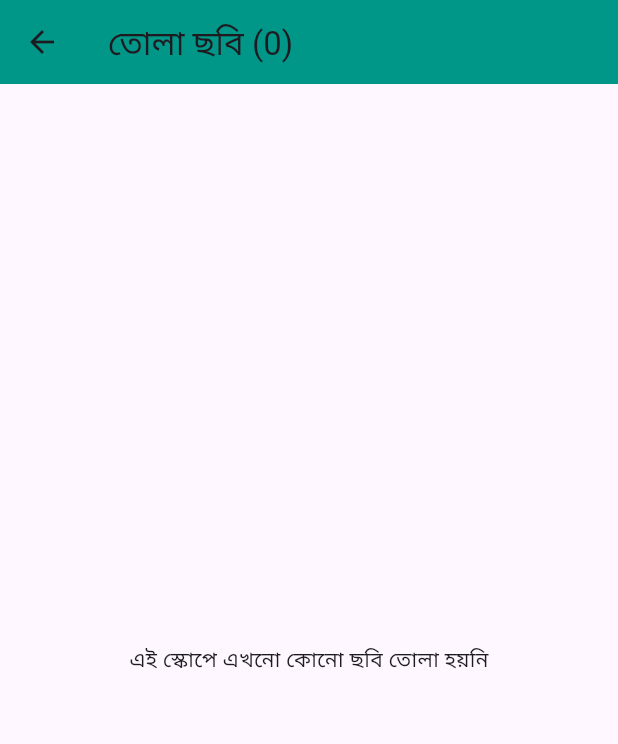
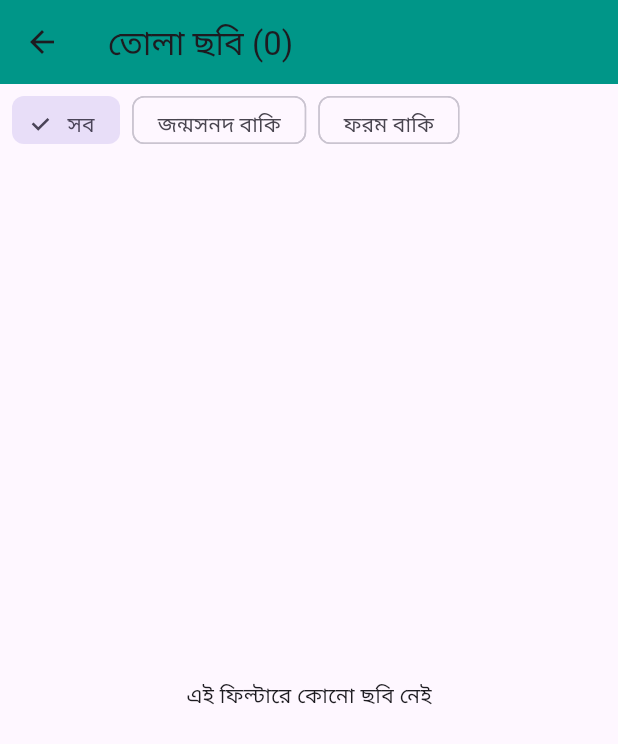
Before and after one commit to zahidmursed/murshed, a Flutter app: the GalleryScreen screen opened directly, on a phone screen of 412 x 824 dp. Shown: the top 744 px of the screen. Run offline on Flutter 3.47's test engine with Material 3 defaults, Android fonts, the phone set to English and light mode, and no system bars; our stand-ins replace camera, csv, file_picker, pdf, shared_preferences, sqflite; missing offline and left inert: android_intent_plus, excel; accounts and stored records are empty.

Commit message:
Phase 8: Export v2 — doc-aware ZIP, status CSV v2, merged PDF, gallery filter (v1.9.0+14)
ZIP v2: per-student folders with all docs (PHOTO/BIRTH/FORM) + _reports/missing.csv + summary.txt (streaming encoder). Status CSV v2: per-student Photo/Birth/Form yes/no + MissingCount. exportStudentMergedPdf: one A4 page per doc, PDF docs get note page; Dashboard Merged PDF button -> share sheet. Gallery grid: missing-type filter chips (birth/form pending). analyze: 0; tests: 24/24; APK v1.9.0 built.

```diff
--- a/lib/screens/gallery_screen.dart
+++ b/lib/screens/gallery_screen.dart
@@ -3,13 +3,33 @@ import 'dart:io';
 import 'package:flutter/material.dart';
 import 'package:provider/provider.dart';
 
+import '../models/document.dart';
 import '../providers/student_provider.dart';
 import 'image_viewer_screen.dart';
 
-/// Phase 5A: শুধু তোলা ছবির গ্যালারি গ্রিড — দ্রুত ভেরিফিকেশন।
+/// Phase 5A/8: তোলা ছবির গ্যালারি গ্রিড — missing-type ফিল্টার সহ।
 /// মূল লিস্টের বর্তমান ফিল্টার (ক্লাস/ফরিক) মেনে চলে।
-class GalleryScreen extends StatelessWidget {
+class GalleryScreen extends StatefulWidget {
   const GalleryScreen({super.key});
+
+  @override
+  State<GalleryScreen> createState() => _GalleryScreenState();
+}
+
+class _GalleryScreenState extends State<GalleryScreen> {
+  DocType? _missingFilter; // null = সব
+
+  Widget _chip(DocType? value, String label) {
+    final selected = _missingFilter == value;
+    return Padding(
+      padding: const EdgeInsets.only(right: 8),
+      child: FilterChip(
+        selected: selected,
+        label: Text(label),
+        onSelected: (_) => setState(() => _missingFilter = value),
+      ),
+    );
+  }
 
   @override
   Widget build(BuildContext context) {
@@ -25,27 +45,49 @@ class GalleryScreen extends StatelessWidget {
           final captured = provider.students
               .where((s) => s.isCaptured == 1 && s.imagePath != null)
               .toList();
-          if (captured.isEmpty) {
-            return const Center(
-              child: Text('এই স্কোপে এখনো কোনো ছবি তোলা হয়নি'),
-            );
-          }
-          return GridView.builder(
+          final shown = _missingFilter == null
+              ? captured
+              : captured
+                  .where((s) => !provider.withDocs(s).hasDoc(_missingFilter!))
+                  .toList();
+          return Column(
+            children: [
+              SizedBox(
+                height: 48,
+                child: ListView(
+                  scrollDirection: Axis.horizontal,
                   padding: const EdgeInsets.all(8),
-            gridDelegate: const SliverGridDelegateWithFixedCrossAxisCount(
+                  children: [
+                    _chip(null, 'সব'),
+                    _chip(DocType.BIRTH, 'জন্মসনদ বাকি'),
+                    _chip(DocType.FORM, 'ফরম বাকি'),
+                  ],
+                ),
+              ),
+              Expanded(
+                child: shown.isEmpty
+                    ? const Center(
+                        child: Text('এই ফিল্টারে কোনো ছবি নেই'),
+                      )
+                    : GridView.builder(
+                        padding: const EdgeInsets.all(8),
+                        gridDelegate:
+                            const SliverGridDelegateWithFixedCrossAxisCount(
                           crossAxisCount: 3,
                           mainAxisSpacing: 6,
                           crossAxisSpacing: 6,
                           childAspectRatio: 0.72,
                         ),
-            itemCount: captured.length,
+                        itemCount: shown.length,
                         itemBuilder: (context, i) {
-              final s = captured[i];
+                          final s = shown[i];
+                          final missingLabel = _missingFilter?.label;
                           return InkWell(
                             onTap: () => Navigator.push(
                               context,
                               MaterialPageRoute(
-                      builder: (_) => ImageViewerScreen(student: s)),
+                                  builder: (_) =>
+                                      ImageViewerScreen(student: s)),
                             ),
                             child: Column(
                               children: [
@@ -56,11 +98,12 @@ class GalleryScreen extends StatelessWidget {
                                       File(s.imagePath!),
                                       fit: BoxFit.cover,
                                       width: double.infinity,
-                          cacheWidth: 300, // thumbnail — মেমোরি বাঁচাতে
-                          errorBuilder: (_, __, ___) => const ColoredBox(
+                                      cacheWidth: 300,
+                                      errorBuilder: (_, __, ___) =>
+                                          const ColoredBox(
                                         color: Colors.grey,
-                            child:
-                                Icon(Icons.broken_image, color: Colors.white),
+                                        child: Icon(Icons.broken_image,
+                                            color: Colors.white),
                                       ),
                                     ),
                                   ),
@@ -69,14 +112,25 @@ class GalleryScreen extends StatelessWidget {
                                 Text(
                                   s.dakhila,
                                   style: const TextStyle(
-                          fontSize: 12, fontWeight: FontWeight.bold),
+                                      fontSize: 12,
+                                      fontWeight: FontWeight.bold),
                                   maxLines: 1,
                                   overflow: TextOverflow.ellipsis,
+                                ),
+                                if (_missingFilter != null &&
+                                    missingLabel != null)
+                                  Text(
+                                    '$missingLabel বাকি',
+                                    style: const TextStyle(
+                                        fontSize: 10, color: Colors.red),
                                   ),
                               ],
                             ),
                           );
                         },
+                      ),
+              ),
+            ],
           );
         },
       ),
--- a/pubspec.yaml
+++ b/pubspec.yaml
@@ -2,7 +2,7 @@
 name: dakhila_camera
 description: Camera app that saves image by DAKHILA value
 publish_to: 'none'
-version: 1.8.1+12
+version: 1.9.0+14
 
 environment:
   sdk: '>=3.0.0 <4.0.0'
```
Also changed, not shown: lib/screens/document_dashboard_screen.dart (+32 -0 lines), lib/screens/export_screen.dart (+5 -4 lines), lib/services/export_service.dart (+182 -42 lines), 3 other files. Lines whose indentation alone changed are shown as unchanged.
